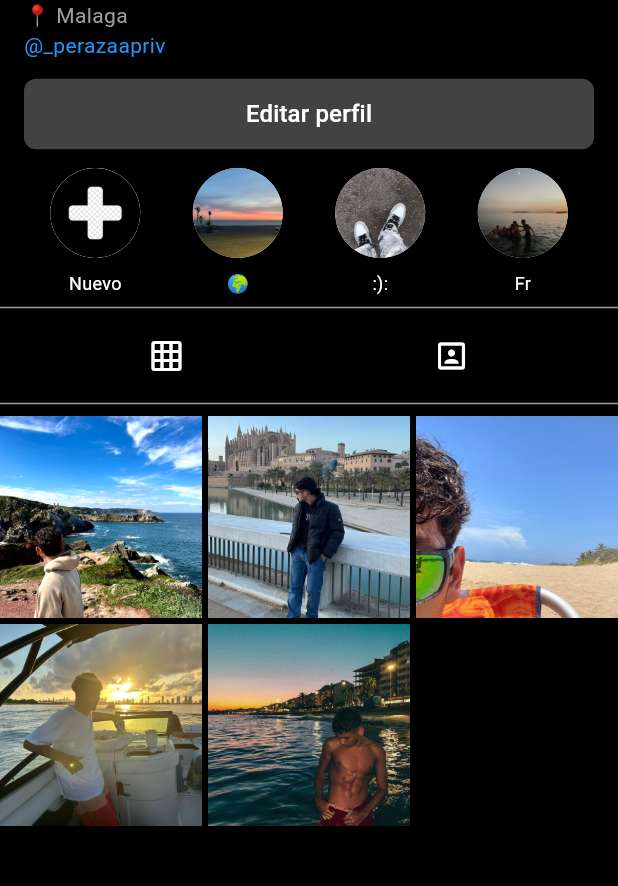
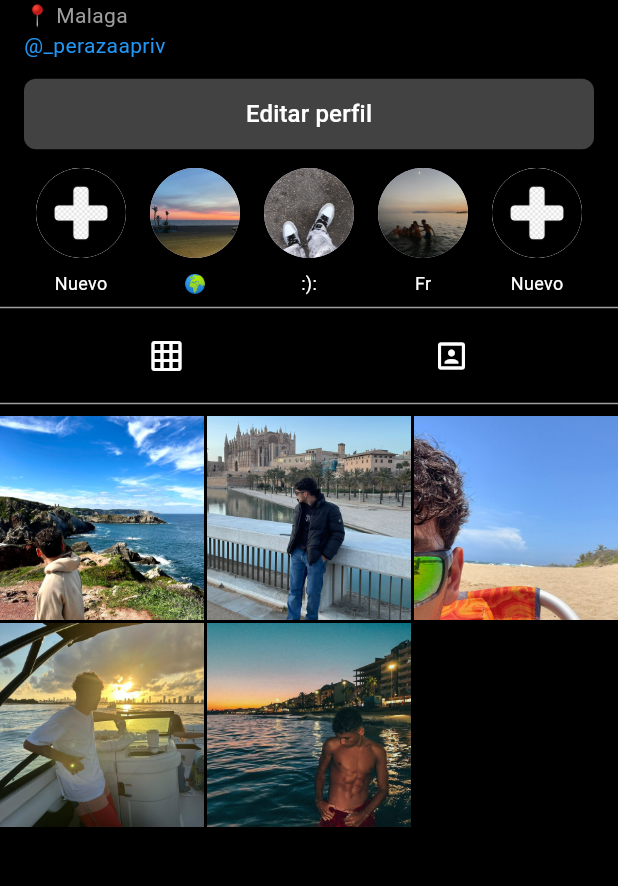
Before and after one commit to mapp2308/ProgramacionMovil, a Flutter app: the InstagramProfilePage screen opened directly, on a phone screen of 412 x 824 dp, the part 291-1177 px from its top. Run offline on Flutter 3.47's test engine with Material 3 defaults, Android fonts, the phone set to English and light mode, and no system bars; our stand-ins replace google_fonts.

Commit message:
subida de arreglos

```diff
--- a/RelacionesDeEjercicios/lib/columnas_anidadas/columnas_anidadas.dart
+++ b/RelacionesDeEjercicios/lib/columnas_anidadas/columnas_anidadas.dart
@@ -1,5 +1,4 @@
-import 'package:flutter/material.dart';
-import 'package:flutter_application/elementos/customDrawer.dart';
+import 'package:flutter_application/rutas_nombradas/screens.dart';
 
 class ColumnasAnidadas extends StatelessWidget {
   const ColumnasAnidadas({super.key});
--- a/RelacionesDeEjercicios/lib/contador/screens/counter_function_screen.dart
+++ b/RelacionesDeEjercicios/lib/contador/screens/counter_function_screen.dart
@@ -1,5 +1,4 @@
-import 'package:flutter/material.dart';
-import 'package:flutter_application/elementos/customDrawer.dart';
+import 'package:flutter_application/rutas_nombradas/screens.dart';
 
 class CounterFunctionsScreen extends StatefulWidget {
   const CounterFunctionsScreen({super.key});
--- a/RelacionesDeEjercicios/lib/contador/screens/counter_sreen.dart
+++ b/RelacionesDeEjercicios/lib/contador/screens/counter_sreen.dart
@@ -1,5 +1,4 @@
-import 'package:flutter/material.dart';
-import 'package:flutter_application/elementos/customDrawer.dart';
+import 'package:flutter_application/rutas_nombradas/screens.dart';
 
 class CounterScreen extends StatefulWidget {
   const CounterScreen({super.key});
--- a/RelacionesDeEjercicios/lib/ejercicio1/icons_screen.dart
+++ b/RelacionesDeEjercicios/lib/ejercicio1/icons_screen.dart
@@ -1,5 +1,4 @@
-import 'package:flutter/material.dart';
-import 'package:flutter_application/elementos/customDrawer.dart';
+import 'package:flutter_application/rutas_nombradas/screens.dart';
 
 class IconsScreen extends StatelessWidget {
   const IconsScreen({super.key});
--- a/RelacionesDeEjercicios/lib/ejercicio1/photos_column_screen.dart
+++ b/RelacionesDeEjercicios/lib/ejercicio1/photos_column_screen.dart
@@ -1,5 +1,4 @@
-import 'package:flutter/material.dart';
-import 'package:flutter_application/elementos/customDrawer.dart';
+import 'package:flutter_application/rutas_nombradas/screens.dart';
 
 class PhotosColumnScreen extends StatelessWidget {
   const PhotosColumnScreen({super.key});
--- a/RelacionesDeEjercicios/lib/ejercicio1/photos_row_screen.dart
+++ b/RelacionesDeEjercicios/lib/ejercicio1/photos_row_screen.dart
@@ -1,5 +1,4 @@
-import 'package:flutter/material.dart';
-import 'package:flutter_application/elementos/customDrawer.dart';
+import 'package:flutter_application/rutas_nombradas/screens.dart';
 
 class PhotosRowScreen extends StatelessWidget {
   const PhotosRowScreen({super.key});
--- a/RelacionesDeEjercicios/lib/entrega3/imagenes_aleatorias.dart
+++ b/RelacionesDeEjercicios/lib/entrega3/imagenes_aleatorias.dart
@@ -1,7 +1,6 @@
 import 'dart:async';
 import 'dart:math';
-import 'package:flutter/material.dart';
-import 'package:flutter_application/elementos/customDrawer.dart';
+import 'package:flutter_application/rutas_nombradas/screens.dart';
 
 
 
--- a/RelacionesDeEjercicios/lib/instagram/instagram.dart
+++ b/RelacionesDeEjercicios/lib/instagram/instagram.dart
@@ -1,9 +1,5 @@
-import 'package:flutter/material.dart';
-import 'package:flutter_application/elementos/customDrawer.dart';
-
-void main() {
-  runApp(const InstagramProfileApp());
-}
+//import 'package:flutter/material.dart';
+import 'package:flutter_application/rutas_nombradas/screens.dart';
 
 class InstagramProfileApp extends StatelessWidget {
   const InstagramProfileApp({super.key});
@@ -22,29 +18,29 @@ class InstagramProfilePage extends StatelessWidget {
     return Scaffold(
       appBar: AppBar(
         backgroundColor: Colors.black,
-        title: const Text("miguelperaza_",
-            style: TextStyle(fontSize: 20, color: Colors.white)),
+        title: const Text(
+          "miguelperaza_",
+          style: TextStyle(fontSize: 20, color: Colors.white),
+        ),
         actions: [
           IconButton(icon: const Icon(Icons.more_vert), onPressed: () {}),
         ],
       ),
-      drawer: const CustomDrawer(), // Aquí se llama al CustomDrawer
+      drawer: const CustomDrawer(),
       body: SingleChildScrollView(
         child: Column(
           crossAxisAlignment: CrossAxisAlignment.start,
           children: [
+            // Información del perfil
             const Padding(
               padding: EdgeInsets.all(16.0),
               child: Row(
                 children: [
                   CircleAvatar(
                     radius: 40,
-                    backgroundImage:
-                        AssetImage('assets/perfil.jpeg'), // Imagen del perfil
+                    backgroundImage: AssetImage('assets/perfil.jpeg'),
                   ),
-                  SizedBox(
-                      width:
-                          110), // <--- Añadimos este espacio entre la foto y la info de cuenta
+                  SizedBox(width: 110),
                   Column(
                     children: [
                       Text(
@@ -61,9 +57,7 @@ class InstagramProfilePage extends StatelessWidget {
                       ),
                     ],
                   ),
-                  SizedBox(
-                      width:
-                          24), // Ajustamos los espacios entre las columnas de estadísticas
+                  SizedBox(width: 24),
                   Column(
                     children: [
                       Text(
@@ -102,10 +96,7 @@ class InstagramProfilePage extends StatelessWidget {
             ),
             const Padding(
               padding: EdgeInsets.symmetric(horizontal: 16.0),
-              child: Row(
-                mainAxisAlignment: MainAxisAlignment.spaceBetween,
-                children: [
-                  Column(
+              child: Column(
                 crossAxisAlignment: CrossAxisAlignment.start,
                 children: [
                   Text(
@@ -126,8 +117,6 @@ class InstagramProfilePage extends StatelessWidget {
                   ),
                 ],
               ),
-                ],
-              ),
             ),
 
             // Botón "Editar perfil"
@@ -135,10 +124,10 @@ class InstagramProfilePage extends StatelessWidget {
               padding:
                   const EdgeInsets.symmetric(horizontal: 16.0, vertical: 12.0),
               child: SizedBox(
-                width: double.infinity, // Ocupa todo el ancho posible
+                width: double.infinity,
                 child: ElevatedButton(
                   style: ElevatedButton.styleFrom(
-                    backgroundColor: Colors.grey[800], // Color del botón
+                    backgroundColor: Colors.grey[800],
                     padding: const EdgeInsets.symmetric(vertical: 12.0),
                     shape: RoundedRectangleBorder(
                       borderRadius: BorderRadius.circular(8.0),
@@ -156,10 +145,14 @@ class InstagramProfilePage extends StatelessWidget {
             // Sección de historias destacadas
             Padding(
               padding: const EdgeInsets.symmetric(horizontal: 16.0),
+              child: SingleChildScrollView(
+                scrollDirection: Axis.horizontal,
                 child: Row(
-                mainAxisAlignment: MainAxisAlignment.spaceAround,
                   children: [
-                  // Historias destacadas
+                    _circuloHistoria('assets/+.png', 'Nuevo'),
+                    _circuloHistoria('assets/historia1.jpeg', '🌍'),
+                    _circuloHistoria('assets/historia2.jpeg', ':):'),
+                    _circuloHistoria('assets/historia3.jpeg', 'Fr'),
                     _circuloHistoria('assets/+.png', 'Nuevo'),
                     _circuloHistoria('assets/historia1.jpeg', '🌍'),
                     _circuloHistoria('assets/historia2.jpeg', ':):'),
@@ -167,9 +160,11 @@ class InstagramProfilePage extends StatelessWidget {
                   ],
                 ),
               ),
+            ),
 
             const Divider(color: Colors.grey),
 
+            // Opciones de vista
             Padding(
               padding: const EdgeInsets.symmetric(horizontal: 16.0),
               child: Row(
@@ -188,21 +183,21 @@ class InstagramProfilePage extends StatelessWidget {
             ),
             const Divider(color: Colors.grey),
 
+            // Publicaciones
             GridView.builder(
               shrinkWrap: true,
               physics: const NeverScrollableScrollPhysics(),
               gridDelegate: const SliverGridDelegateWithFixedCrossAxisCount(
                 crossAxisCount: 3,
-                crossAxisSpacing: 4.0,
-                mainAxisSpacing: 4.0,
+                crossAxisSpacing: 2.0,
+                mainAxisSpacing: 2.0,
               ),
               itemCount: 5, // Número de publicaciones
               itemBuilder: (BuildContext context, int index) {
                 return Container(
                   decoration: BoxDecoration(
                     image: DecorationImage(
-                      image: AssetImage(
-                          'assets/foto${index + 1}.jpeg'), // Imágenes de ejemplo
+                      image: AssetImage('assets/foto${index + 1}.jpeg'),
                       fit: BoxFit.cover,
                     ),
                   ),
@@ -216,9 +211,11 @@ class InstagramProfilePage extends StatelessWidget {
     );
   }
 
-  // Método para construir el círculo de historias
+  // Método para construir el círculo de historias destacadas
   Widget _circuloHistoria(String imagePath, String label) {
-    return Column(
+    return Padding(
+      padding: const EdgeInsets.symmetric(horizontal: 8.0),
+      child: Column(
         children: [
           CircleAvatar(
             radius: 30,
@@ -230,6 +227,7 @@ class InstagramProfilePage extends StatelessWidget {
             style: const TextStyle(color: Colors.white, fontSize: 12),
           ),
         ],
+      ),
     );
   }
 }
--- /dev/null
+++ b/RelacionesDeEjercicios/lib/rutas_nombradas/app_routes.dart
@@ -0,0 +1,28 @@
+import 'screens.dart';
+
+class AppRoutes {
+  // Definir nombres claros para las rutas
+  static const String home = '/home';
+  static const String columnasAnidadas = '/columnas-anidadas';
+  static const String contador = '/contador';
+  static const String imagenesAleatorias = '/imagenes-aleatorias';
+  static const String iconsScreen = '/icons';
+  static const String photosRow = '/photos-row';
+  static const String photosColumn = '/photos-column';
+  static const String nameScreen = '/name';
+  static const String instagram = '/instagram';
+
+  // Mapa de rutas nombradas con sus respectivas pantallas
+  static final Map<String, WidgetBuilder> routes = {
+    home: (context) => const HomeScreen(),
+    columnasAnidadas: (context) => const ColumnasAnidadas(),
+    contador: (context) => const ContadorApp(),
+    imagenesAleatorias: (context) => const ImagenesAleatorias(),
+    iconsScreen: (context) => const IconsScreen(),
+    photosRow: (context) => const PhotosRowScreen(),
+    photosColumn: (context) => const PhotosColumnScreen(),
+    nameScreen: (context) => const NameScreen(),
+    instagram: (context) => const InstagramProfileApp(),
+
+  };
+}
```
Also changed, not shown: RelacionesDeEjercicios/lib/contador/contador_screen.dart (+1 -8 lines), RelacionesDeEjercicios/lib/ejercicio1/name_screen.dart (+9 -8 lines), RelacionesDeEjercicios/lib/elementos/customDrawer.dart (+10 -36 lines), RelacionesDeEjercicios/lib/home_screen.dart (+2 -7 lines), RelacionesDeEjercicios/lib/main.dart (+4 -3 lines), RelacionesDeEjercicios/lib/rutas_nombradas/screens.dart (added, +12 -0 lines). Lines whose indentation alone changed are shown as unchanged.
